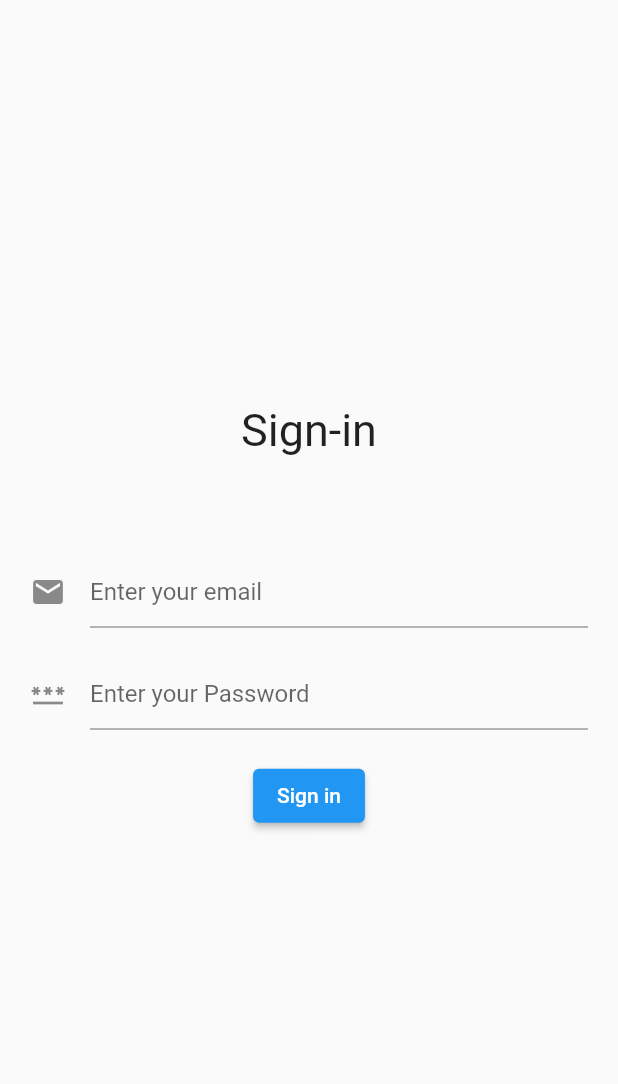
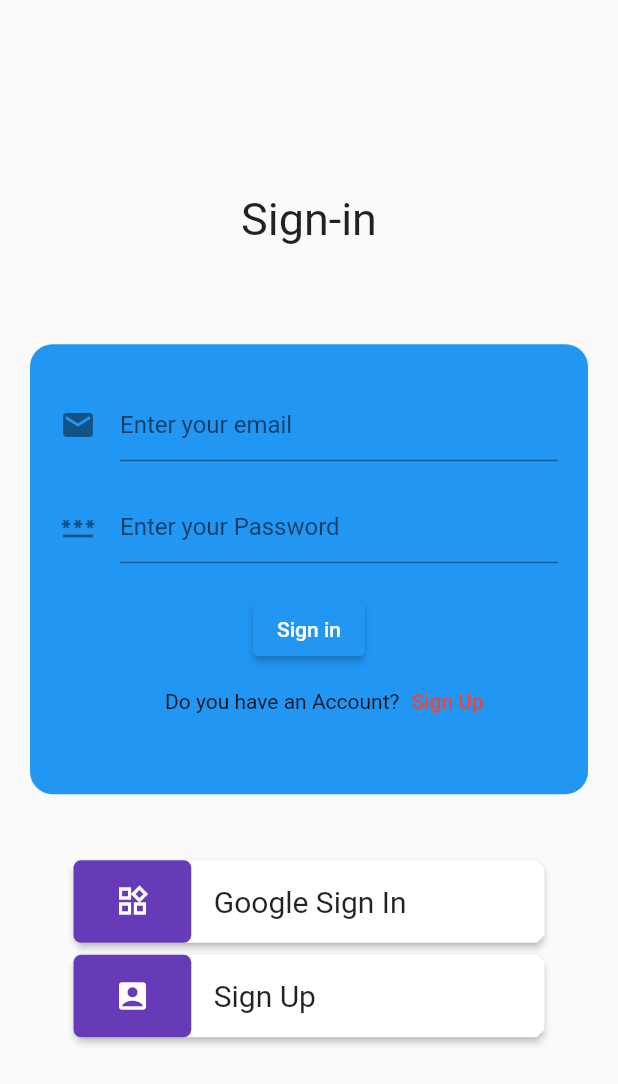
Before and after one commit to Ritvikadoor/onefirebase, a Flutter app: the EmailPasswordLogin screen opened directly, on a phone screen of 412 x 824 dp. Shown: the top 1084 px of the screen. Run offline on Flutter 3.47's test engine with Material 2 defaults, Android fonts, the phone set to English and light mode, and no system bars; our stand-ins replace cloud_firestore, firebase_auth, firebase_core, google_sign_in, image_picker; accounts and stored records are empty; network calls fail; key blocks and very long unbroken strings in the code were emptied for the run.

Commit message:
making UI more attractive

```diff
--- a/lib/add_screen/view/profile.dart
+++ b/lib/add_screen/view/profile.dart
@@ -10,7 +10,6 @@ import 'package:one_firebase/add_screen/widgets/add_profile_heading.dart';
 import 'package:one_firebase/add_screen/widgets/button_next_page.dart';
 import 'package:one_firebase/get_started/get_started_screen.dart';
 import 'package:one_firebase/home_screen/home_screen.dart';
-import 'package:one_firebase/auth_screen/view/main_screen.dart';
 import 'package:one_firebase/routes/routs.dart';
 import 'package:provider/provider.dart';
 
--- a/lib/auth_screen/controller/auth_provider.dart
+++ b/lib/auth_screen/controller/auth_provider.dart
@@ -1,12 +1,11 @@
 import 'dart:convert';
 import 'dart:io';
 
-import 'package:cloud_firestore/cloud_firestore.dart';
 import 'package:firebase_auth/firebase_auth.dart';
 import 'package:flutter/material.dart';
 import 'package:google_sign_in/google_sign_in.dart';
 import 'package:image_picker/image_picker.dart';
-import 'package:one_firebase/auth_screen/view/main_screen.dart';
+import 'package:one_firebase/login/presentation/signin_screen.dart';
 import 'package:one_firebase/routes/routs.dart';
 import 'package:provider/provider.dart';
 
@@ -19,7 +18,7 @@ class AuthProvider extends ChangeNotifier {
   bool get loading => isLoading;
   Future<void> signOut() async {
     await fb.signOut();
-    RoutesProvider.removeScreenUntil(screen: MainScreen());
+    RoutesProvider.removeScreenUntil(screen: EmailPasswordLogin());
   }
 
   Future<String> signIn(String email, String password) async {
--- a/lib/login/presentation/signin_screen.dart
+++ b/lib/login/presentation/signin_screen.dart
@@ -1,6 +1,10 @@
 import 'package:flutter/material.dart';
 import 'package:one_firebase/auth_screen/controller/auth_provider.dart';
 import 'package:one_firebase/add_screen/view/profile.dart';
+import 'package:one_firebase/auth_screen/widgets/custom_button.dart';
+import 'package:one_firebase/login/presentation/google_signin.dart';
+import 'package:one_firebase/login/presentation/google_signup.dart';
+import 'package:one_firebase/login/presentation/signup_screen.dart';
 import 'package:one_firebase/routes/routs.dart';
 import 'package:provider/provider.dart';
 
@@ -39,6 +43,16 @@ class EmailPasswordLogin extends StatelessWidget {
         SizedBox(
           height: MediaQuery.of(context).size.height * 0.08,
         ),
+        Padding(
+          padding: const EdgeInsets.symmetric(horizontal: 20),
+          child: Container(
+            height: 300,
+            decoration: BoxDecoration(
+                color: Colors.blue, borderRadius: BorderRadius.circular(15)),
+            child: Padding(
+              padding: const EdgeInsets.only(top: 30),
+              child: Column(
+                children: [
                   Container(
                     margin: const EdgeInsets.symmetric(horizontal: 20),
                     child: TextFormField(
@@ -67,6 +81,43 @@ class EmailPasswordLogin extends StatelessWidget {
                       onPressed: () => singIn(authProvider, context),
                       child: const Text('Sign in'),
                     ),
+                  Row(
+                    children: [
+                      const SizedBox(
+                        width: 90,
+                      ),
+                      const Text('Do you have an Account?'),
+                      TextButton(
+                        onPressed: () {
+                          RoutesProvider.nextScreen(
+                              screen: const SignUpEmailPassword());
+                        },
+                        child: const Text(
+                          'Sign Up',
+                          style: TextStyle(color: Colors.red),
+                        ),
+                      )
+                    ],
+                  ),
+                ],
+              ),
+            ),
+          ),
+        ),
+        Padding(
+          padding: const EdgeInsets.only(top: 40),
+          child: InkWell(
+            child: customButton(
+                context, 'Google Sign In', Icons.now_widgets_outlined),
+            onTap: () {
+              RoutesProvider.nextScreen(screen: const GoogleSignIn());
+            },
+          ),
+        ),
+        InkWell(
+          child: customButton(context, 'Sign Up', Icons.account_box),
+          onTap: () {},
+        ),
       ]),
     );
   }
--- a/lib/login/presentation/signup_screen.dart
+++ b/lib/login/presentation/signup_screen.dart
@@ -1,6 +1,8 @@
 import 'package:flutter/material.dart';
 import 'package:one_firebase/auth_screen/controller/auth_provider.dart';
 import 'package:one_firebase/add_screen/view/profile.dart';
+import 'package:one_firebase/auth_screen/widgets/custom_button.dart';
+import 'package:one_firebase/routes/routs.dart';
 import 'package:provider/provider.dart';
 
 class SignUpEmailPassword extends StatefulWidget {
```
Also changed, not shown: lib/auth_screen/view/main_screen.dart (deleted, +0 -56 lines), lib/get_started/get_started_screen.dart (+4 -4 lines). Lines whose indentation alone changed are shown as unchanged.
